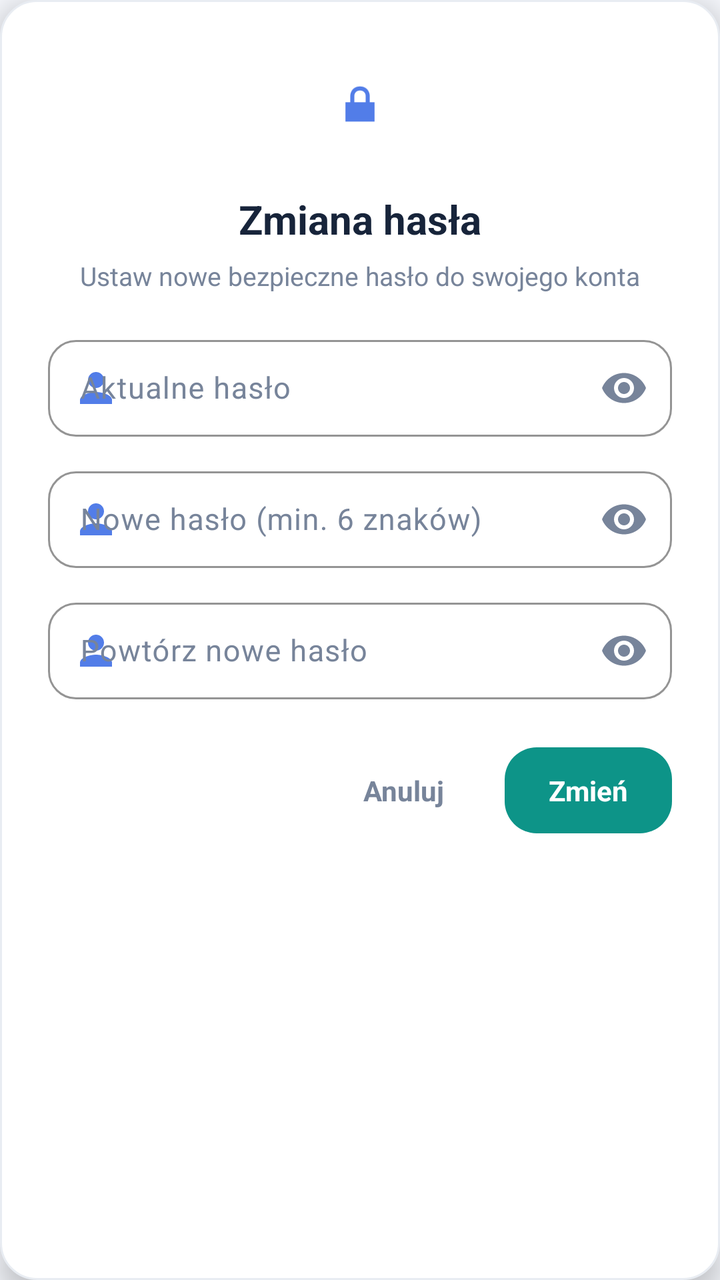
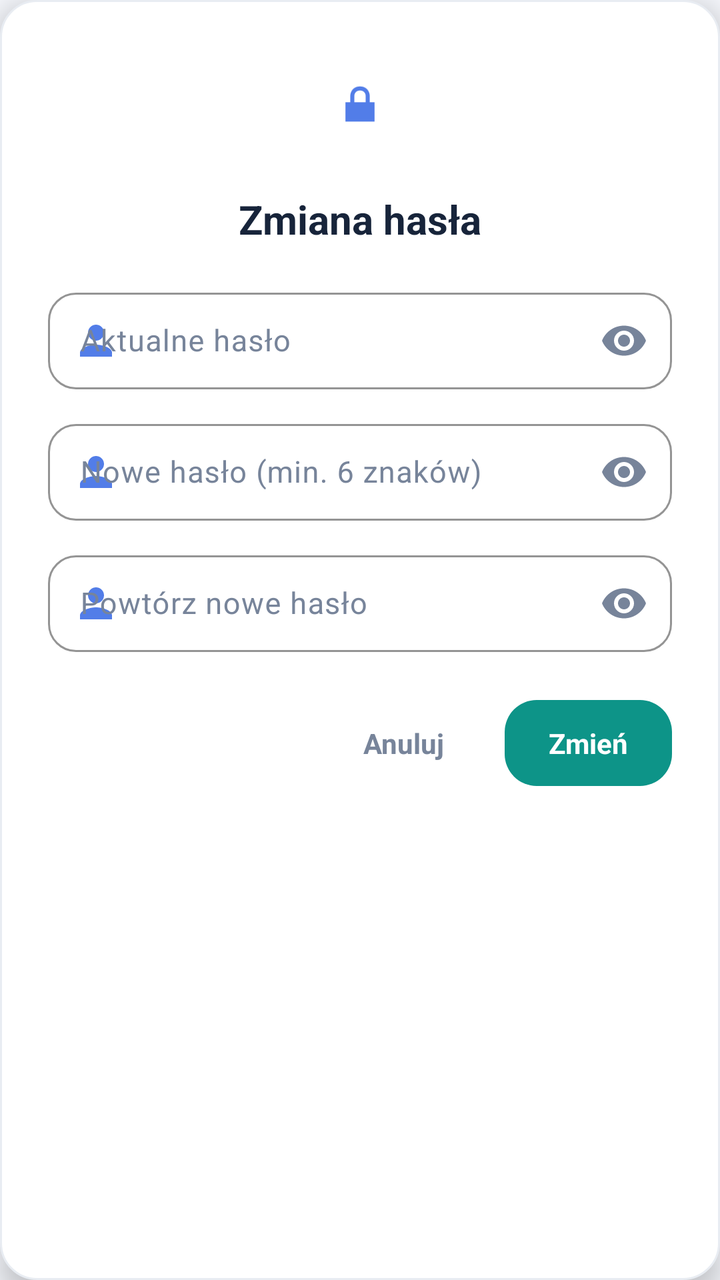

Before-and-after screenshots of an Android layout around one commit, followed by the original layout XML and the change that was made.
<!-- AndroidManifest.xml: application theme Theme.Bank3 -->
<!-- res/layout/dialog_change_password.xml -->
<?xml version="1.0" encoding="utf-8"?>
<LinearLayout xmlns:android="http://schemas.android.com/apk/res/android"
    xmlns:app="http://schemas.android.com/apk/res-auto"
    android:id="@+id/dialogChangePassRoot"
    android:layout_width="match_parent"
    android:layout_height="wrap_content"
    android:background="@drawable/bg_quick_action"
    android:elevation="8dp"
    android:orientation="vertical"
    android:padding="24dp">

    
    <ImageView
        android:id="@+id/dialogChangePassIcon"
        android:layout_width="56dp"
        android:layout_height="56dp"
        android:layout_gravity="center_horizontal"
        android:background="@drawable/bg_nav_inactive"
        android:contentDescription="Ikona zmiana hasła"
        android:padding="14dp"
        android:src="@android:drawable/ic_lock_lock"
        app:tint="@color/theme_accent" />

    
    <TextView
        android:id="@+id/dialogChangePassTitle"
        android:layout_width="match_parent"
        android:layout_height="wrap_content"
        android:layout_marginTop="16dp"
        android:gravity="center"
        android:text="Zmiana hasła"
        android:textColor="@color/theme_text"
        android:textSize="20sp"
        android:textStyle="bold" />

    
    <TextView
        android:id="@+id/dialogChangePassSubtitle"
        android:layout_width="match_parent"
        android:layout_height="wrap_content"
        android:layout_marginTop="6dp"
        android:gravity="center"
        android:text="Ustaw nowe bezpieczne hasło do swojego konta"
        android:textColor="@color/theme_text_secondary"
        android:textSize="13sp" />

    
    <com.google.android.material.textfield.TextInputLayout
        android:id="@+id/layoutCurrentPass"
        android:layout_width="match_parent"
        android:layout_height="wrap_content"
        android:layout_marginTop="18dp"
        android:hint="Aktualne hasło"
        android:textColorHint="@color/theme_text_secondary"
        app:boxBackgroundMode="outline"
        app:boxCornerRadiusBottomEnd="14dp"
        app:boxCornerRadiusBottomStart="14dp"
        app:boxCornerRadiusTopEnd="14dp"
        app:boxCornerRadiusTopStart="14dp"
        app:boxStrokeColor="@color/theme_primary"
        app:boxStrokeErrorColor="@color/theme_transaction_negative"
        app:errorIconTint="@color/theme_transaction_negative"
        app:errorTextColor="@color/theme_transaction_negative"
        app:hintTextColor="@color/theme_primary"
        app:passwordToggleEnabled="true"
        app:passwordToggleTint="@color/theme_text_secondary"
        app:startIconDrawable="@drawable/ic_person"
        app:startIconTint="@color/theme_accent">

        <com.google.android.material.textfield.TextInputEditText
            android:id="@+id/editCurrentPass"
            android:layout_width="match_parent"
            android:layout_height="wrap_content"
            android:imeOptions="actionNext"
            android:inputType="textPassword"
            android:paddingTop="14dp"
            android:paddingBottom="14dp"
            android:singleLine="true"
            android:textColor="@color/theme_text"
            android:textColorHint="@color/theme_text_secondary"
            android:textSize="15sp" />

    </com.google.android.material.textfield.TextInputLayout>

    
    <com.google.android.material.textfield.TextInputLayout
        android:id="@+id/layoutNewPass"
        android:layout_width="match_parent"
        android:layout_height="wrap_content"
        android:layout_marginTop="12dp"
        android:hint="Nowe hasło (min. 6 znaków)"
        android:textColorHint="@color/theme_text_secondary"
        app:boxBackgroundMode="outline"
        app:boxCornerRadiusBottomEnd="14dp"
        app:boxCornerRadiusBottomStart="14dp"
        app:boxCornerRadiusTopEnd="14dp"
        app:boxCornerRadiusTopStart="14dp"
        app:boxStrokeColor="@color/theme_primary"
        app:boxStrokeErrorColor="@color/theme_transaction_negative"
        app:errorIconTint="@color/theme_transaction_negative"
        app:errorTextColor="@color/theme_transaction_negative"
        app:hintTextColor="@color/theme_primary"
        app:passwordToggleEnabled="true"
        app:passwordToggleTint="@color/theme_text_secondary"
        app:startIconDrawable="@drawable/ic_person"
        app:startIconTint="@color/theme_accent">

        <com.google.android.material.textfield.TextInputEditText
            android:id="@+id/editNewPass"
            android:layout_width="match_parent"
            android:layout_height="wrap_content"
            android:imeOptions="actionNext"
            android:inputType="textPassword"
            android:paddingTop="14dp"
            android:paddingBottom="14dp"
            android:singleLine="true"
            android:textColor="@color/theme_text"
            android:textColorHint="@color/theme_text_secondary"
            android:textSize="15sp" />

    </com.google.android.material.textfield.TextInputLayout>

    
    <com.google.android.material.textfield.TextInputLayout
        android:id="@+id/layoutConfirmPass"
        android:layout_width="match_parent"
        android:layout_height="wrap_content"
        android:layout_marginTop="12dp"
        android:hint="Powtórz nowe hasło"
        android:textColorHint="@color/theme_text_secondary"
        app:boxBackgroundMode="outline"
        app:boxCornerRadiusBottomEnd="14dp"
        app:boxCornerRadiusBottomStart="14dp"
        app:boxCornerRadiusTopEnd="14dp"
        app:boxCornerRadiusTopStart="14dp"
        app:boxStrokeColor="@color/theme_primary"
        app:boxStrokeErrorColor="@color/theme_transaction_negative"
        app:errorIconTint="@color/theme_transaction_negative"
        app:errorTextColor="@color/theme_transaction_negative"
        app:hintTextColor="@color/theme_primary"
        app:passwordToggleEnabled="true"
        app:passwordToggleTint="@color/theme_text_secondary"
        app:startIconDrawable="@drawable/ic_person"
        app:startIconTint="@color/theme_accent">

        <com.google.android.material.textfield.TextInputEditText
            android:id="@+id/editConfirmPass"
            android:layout_width="match_parent"
            android:layout_height="wrap_content"
            android:imeOptions="actionDone"
            android:inputType="textPassword"
            android:paddingTop="14dp"
            android:paddingBottom="14dp"
            android:singleLine="true"
            android:textColor="@color/theme_text"
            android:textColorHint="@color/theme_text_secondary"
            android:textSize="15sp" />

    </com.google.android.material.textfield.TextInputLayout>

    
    <TextView
        android:id="@+id/txtDialogChangePassError"
        android:layout_width="match_parent"
        android:layout_height="wrap_content"
        android:layout_marginTop="8dp"
        android:gravity="center"
        android:textColor="@color/theme_transaction_negative"
        android:textSize="12sp"
        android:visibility="gone" />

    
    <LinearLayout
        android:layout_width="match_parent"
        android:layout_height="wrap_content"
        android:layout_marginTop="24dp"
        android:gravity="end"
        android:orientation="horizontal">

        <TextView
            android:id="@+id/btnDialogChangePassCancel"
            android:layout_width="wrap_content"
            android:layout_height="wrap_content"
            android:background="@drawable/bg_nav_inactive"
            android:clickable="true"
            android:focusable="true"
            android:paddingHorizontal="18dp"
            android:paddingVertical="12dp"
            android:text="Anuluj"
            android:textColor="@color/theme_text_secondary"
            android:textSize="14sp"
            android:textStyle="bold" />

        <TextView
            android:id="@+id/btnDialogChangePassConfirm"
            android:layout_width="wrap_content"
            android:layout_height="wrap_content"
            android:layout_marginStart="12dp"
            android:background="@drawable/bg_register_button"
            android:clickable="true"
            android:focusable="true"
            android:paddingHorizontal="22dp"
            android:paddingVertical="12dp"
            android:text="Zmień"
            android:textColor="#FFFFFF"
            android:textSize="14sp"
            android:textStyle="bold" />

    </LinearLayout>

</LinearLayout>
<!-- resources referenced by this layout -->
<resources>
  <color name="theme_accent">#527DE8</color>
  <color name="theme_primary">#2457C5</color>
  <color name="theme_text">#17243A</color>
  <color name="theme_text_secondary">#77849A</color>
  <color name="theme_transaction_negative">#C23A48</color>
  <!-- drawable bg_nav_inactive (drawable) -->
  <?xml version="1.0" encoding="utf-8"?>
  <shape xmlns:android="http://schemas.android.com/apk/res/android">
  
      <corners android:radius="18dp" />
  
      <solid android:color="@color/theme_surface" />
  
  </shape>
  <!-- drawable bg_quick_action (drawable) -->
  <?xml version="1.0" encoding="utf-8"?>
  <shape xmlns:android="http://schemas.android.com/apk/res/android">
  
      <corners android:radius="18dp" />
  
      <solid android:color="@color/theme_surface" />
  
      <stroke
          android:width="1dp"
          android:color="@color/theme_divider" />
  
  </shape>
  <!-- drawable bg_register_button (drawable) -->
  <?xml version="1.0" encoding="utf-8"?>
  <shape xmlns:android="http://schemas.android.com/apk/res/android"
      android:shape="rectangle">
  
      <corners android:radius="16dp" />
  
      <solid android:color="#0D9488" />
  
      <padding
          android:left="8dp"
          android:top="4dp"
          android:right="8dp"
          android:bottom="4dp" />
  
  </shape>
  <!-- drawable ic_person (drawable) -->
  <vector xmlns:android="http://schemas.android.com/apk/res/android" android:height="24dp" android:tint="#000000" android:viewportHeight="24" android:viewportWidth="24" android:width="24dp">
        
      <path android:fillColor="@android:color/white" android:pathData="M12,12c2.21,0 4,-1.79 4,-4s-1.79,-4 -4,-4 -4,1.79 -4,4 1.79,4 4,4zM12,14c-2.67,0 -8,1.34 -8,4v2h16v-2c0,-2.66 -5.33,-4 -8,-4z"/>
      
  </vector>
  <style name="Theme.Bank3" parent="Base.Theme.Bank3" />
  <color name="theme_surface">#FFFFFF</color>
  <color name="theme_divider">#E8ECF2</color>
  <style name="Base.Theme.Bank3" parent="Theme.Material3.Light.NoActionBar">
  
          <item name="colorPrimary">@color/theme_primary</item>
          <item name="colorOnPrimary">@color/theme_on_primary</item>
  
          <item name="colorSecondary">@color/theme_accent</item>
          <item name="colorOnSecondary">@color/theme_on_primary</item>
  
          <item name="android:colorBackground">@color/theme_background</item>
          <item name="colorSurface">@color/theme_surface</item>
          <item name="colorOnSurface">@color/theme_text</item>
  
          <item name="android:statusBarColor">@color/theme_background</item>
          <item name="android:navigationBarColor">@color/theme_background</item>
  
          <item name="android:windowLightStatusBar">true</item>
          <item name="android:windowLightNavigationBar">true</item>
      </style>
  <color name="theme_on_primary">#FFFFFF</color>
  <color name="theme_background">#F5F7FC</color>
</resources>

<!-- the commit's change to res/layout/dialog_change_password.xml (unified diff, before → after) -->
@@ -32,17 +32,6 @@
         android:textColor="@color/theme_text"
         android:textSize="20sp"
         android:textStyle="bold" />
-
-    
-    <TextView
-        android:id="@+id/dialogChangePassSubtitle"
-        android:layout_width="match_parent"
-        android:layout_height="wrap_content"
-        android:layout_marginTop="6dp"
-        android:gravity="center"
-        android:text="Ustaw nowe bezpieczne hasło do swojego konta"
-        android:textColor="@color/theme_text_secondary"
-        android:textSize="13sp" />
 
     
     <com.google.android.material.textfield.TextInputLayout
